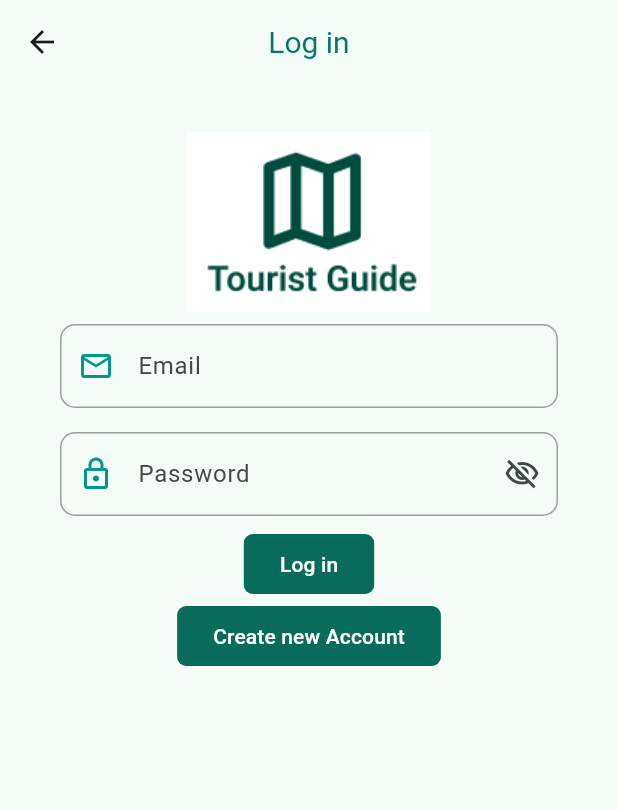
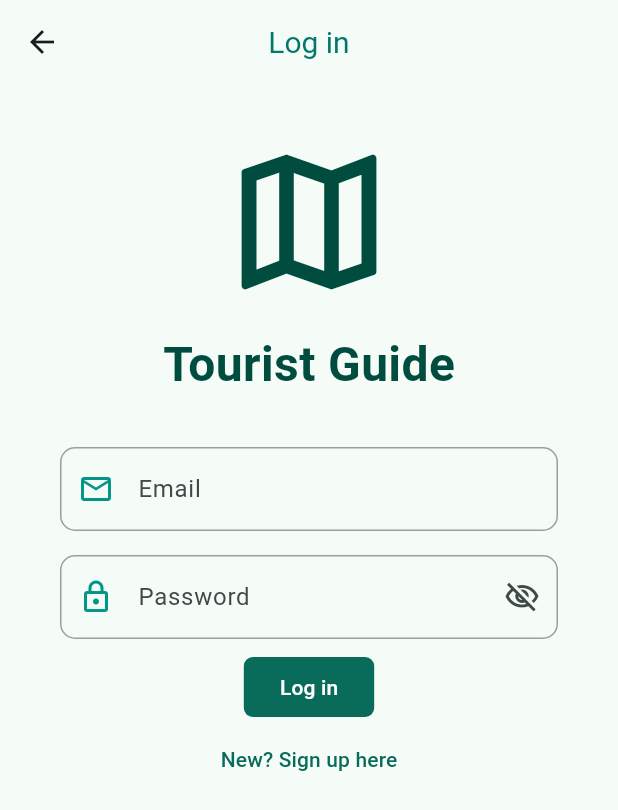
Before and after one commit to Sprints-Flutter-Bootcamp-Projects/Tourist-Guide-App-for-Egypt, a Flutter app: the LoginPage screen opened directly, on a phone screen of 412 x 824 dp. Shown: the top 810 px of the screen. Run offline on Flutter 3.47's test engine with Material 3 defaults, Android fonts, the phone set to English and light mode, and no system bars; our stand-ins replace easy_localization, shared_preferences; accounts and stored records are empty; network calls fail.

Commit message:
replaced the asset in auth pages with an icon better, and handled the situations with text buttons

```diff
--- a/assets/translations/ar.json
+++ b/assets/translations/ar.json
@@ -5,6 +5,7 @@
     "sign_out": "تسجيل الخروج",
     "log_out": "تسجيل الخروج",
     "create_new_account": "إنشاء حساب جديد",
+    "have_an_account": "لديك حساب؟ تسجيل الدخول هنا",
     "name": "الاسم",
     "email": "البريد الإلكتروني",
     "password": "كلمة المرور",
--- a/assets/translations/en.json
+++ b/assets/translations/en.json
@@ -4,7 +4,8 @@
     "log_in": "Log in",
     "sign_out": "Sign out",
     "log_out": "Log out",
-    "create_new_account": "Create new Account",
+    "create_new_account": "New? Sign up here",
+    "have_an_account": "Already have an account? Log in here",
     "name": "Name",
     "email": "Email",
     "password": "Password",
@@ -19,24 +20,31 @@
     "favorites": "Favorites",
     "profile": "Profile",
     "favorites_places": "Favorite Places",
+
     "cairo": "Cairo",
     "alexandria": "Alexandria",
     "al_fayoum": "Al-Fayoum",
+
     "cairo_tower": "Cairo Tower",
     "cairo_tower_description": "A free-standing concrete tower in Cairo, Egypt.",
     "cairo_tower_location": "Tahrir Square, Cairo, Egypt",
+
     "egyptian_museum": "The Egyptian Museum",
     "egyptian_museum_description": "One of the largest and most famous museums in the world.",
     "egyptian_museum_location": "Tahrir Square, Cairo, Egypt",
+
     "bibliotheca_alexandria": "Bibliotheca Alexandria",
     "bibliotheca_alexandria_description": "A major library and cultural center located on the shore of the Mediterranean Sea.",
     "bibliotheca_alexandria_location": "El Shatby, Alexandria, Egypt",
+
     "qaitbey_fortress": "The Qaitbey Fortress",
     "qaitbey_fortress_description": "A 15th-century defensive fortress located on the Mediterranean sea coast.",
     "qaitbey_fortress_location": "Alexandria, Egypt",
+
     "wadi_el_rayan": "Wadi El Rayan",
     "wadi_el_rayan_description": "A unique nature protectorate in the Western Desert of Egypt.",
     "wadi_el_rayan_location": "Faiyum Governorate, Egypt",
+
     "lake_qaron": "Lake Qaron",
     "lake_qaron_description": "One of the largest natural lakes in Egypt.",
     "lake_qaron_location": "Faiyum Governorate, Egypt"
--- a/lib/views/authentication/login_page.dart
+++ b/lib/views/authentication/login_page.dart
@@ -35,7 +35,24 @@ class _LoginPageState extends State<LoginPage> {
           child: Column(
             // spacing: 15,
             children: [
-              Image.asset('assets/images/logo.PNG'),
+              Center(
+                //
+                child: Icon(Icons.map_outlined,
+                    size: 120, color: Colors.teal[900]),
+              ),
+              const SizedBox(
+                height: 12,
+              ),
+              const Text(
+                "Tourist Guide",
+                style: TextStyle(
+                    fontSize: 32,
+                    fontWeight: FontWeight.w600,
+                    color: Color(0xFF004D40)),
+              ),
+              const SizedBox(
+                height: 24,
+              ),
               MyTextFormField(
                 controller: emailController,
                 label: context.tr('email'),
@@ -164,16 +181,29 @@ class _LoginPageState extends State<LoginPage> {
                   context.tr('log_in'),
                 ),
               ),
-              FilledButton(
-                  style: FilledButton.styleFrom(
-                      shape: RoundedRectangleBorder(
-                          borderRadius: BorderRadius.circular(6))),
-                  onPressed: () => Navigator.push(
-                      context,
-                      MaterialPageRoute(
-                        builder: (context) => const SignupPage(),
-                      )),
-                  child: Text(tr('create_new_account'))),
+              TextButton(
+                onPressed: () => Navigator.push(
+                    context,
+                    MaterialPageRoute(
+                      builder: (context) => const SignupPage(),
+                    )),
+                child: Text(
+                  tr('create_new_account'),
+                ),
+              ),
+              // FilledButton(
+              //   style: FilledButton.styleFrom(
+              //       shape: RoundedRectangleBorder(
+              //           borderRadius: BorderRadius.circular(6))),
+              //   onPressed: () => Navigator.push(
+              //       context,
+              //       MaterialPageRoute(
+              //         builder: (context) => const SignupPage(),
+              //       )),
+              //   child: Text(
+              //     tr('create_new_account'),
+              //   ),
+              // ),
             ],
           ),
         ),
```
Also changed, not shown: lib/views/authentication/signup_page.dart (+19 -3 lines), lib/views/profile/profile.dart (+18 -1 lines).
